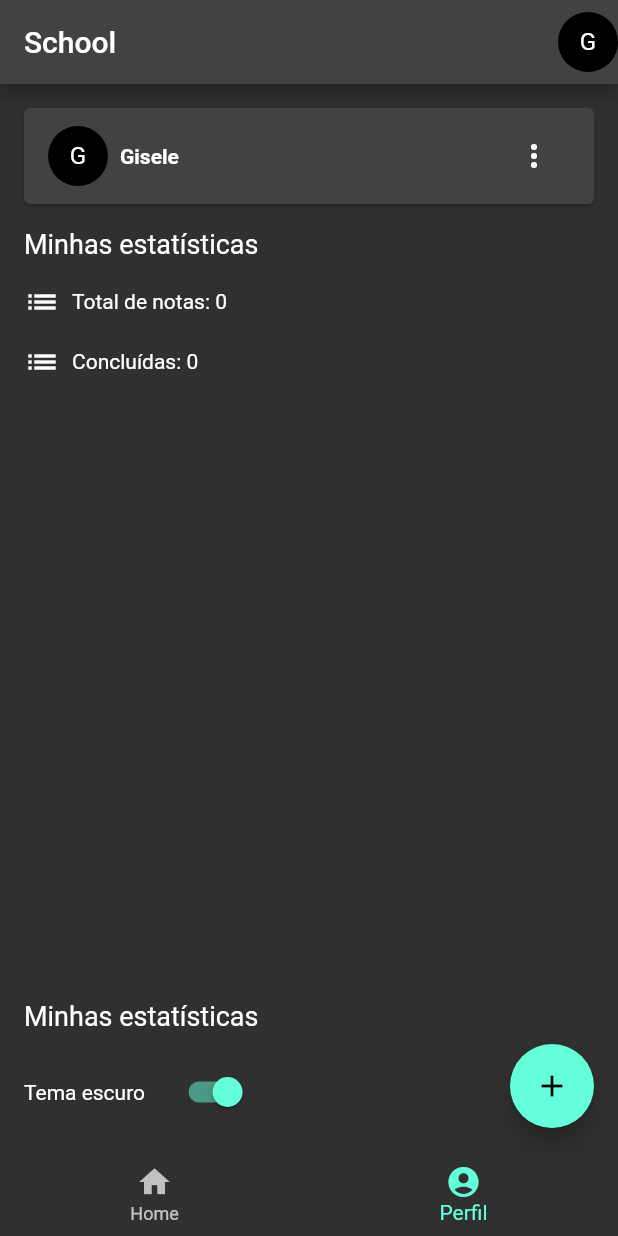
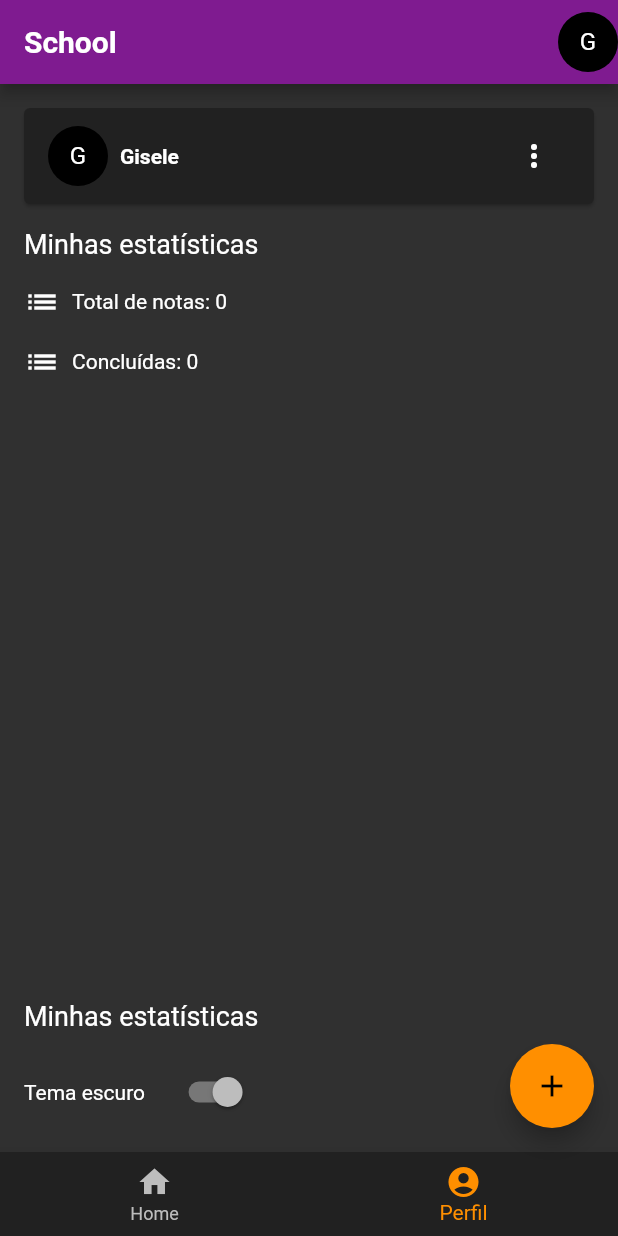
Before and after one commit to giseletoledo/school, a Flutter app: the screen it shows after launch, item 2 of the bottom bar chosen, on a phone screen of 412 x 824 dp. Run offline on Flutter 3.47's test engine with Material 2 defaults, Android fonts, the phone set to English and light mode, and no system bars; our stand-ins replace image_picker, shared_preferences.

Commit message:
desafio tema

```diff
--- a/lib/app_widget.dart
+++ b/lib/app_widget.dart
@@ -1,5 +1,6 @@
 import 'package:flutter/material.dart';
 import 'package:provider/provider.dart';
+import 'package:school/styles/my_theme_style.dart';
 import 'app_routes.dart';
 import 'providers/config_provider.dart';
 
@@ -21,9 +22,8 @@ class _MyAppState extends State<MyApp> {
       title: 'School',
       routes: AppRoutes.routes(),
       themeMode: storeConfig.tema,
-      theme: storeConfig.tema == ThemeMode.dark
-          ? ThemeData.dark()
-          : ThemeData.light(),
+      theme: MyThemeStyle.claro,
+      darkTheme: MyThemeStyle.escuro,
     );
   }
 }
--- /dev/null
+++ b/lib/styles/my_theme_style.dart
@@ -0,0 +1,83 @@
+import 'package:flutter/material.dart';
+import 'package:school/styles/palette_dark.dart';
+import 'package:school/styles/palette_light.dart';
+
+class MyThemeStyle {
+  static final PaletteLight _light = PaletteLight();
+  static final PaletteDark _dark = PaletteDark();
+
+  static final ThemeData claro = ThemeData.light().copyWith(
+    colorScheme: ThemeData.light().colorScheme.copyWith(
+          primary: _light.primary,
+          secondary: _light.secondary,
+          background: _light.background,
+          error: _light.error,
+        ),
+    primaryColor: _light.primary,
+    appBarTheme: AppBarTheme(
+      backgroundColor: _light.primaryDark,
+      titleTextStyle: TextStyle(
+        color: _light.white,
+        fontWeight: FontWeight.bold,
+        fontSize: 20,
+      ),
+    ),
+    checkboxTheme: CheckboxThemeData(
+      fillColor: MaterialStateColor.resolveWith((states) => _light.primary),
+    ),
+    switchTheme: SwitchThemeData(
+      thumbColor: MaterialStateColor.resolveWith((states) {
+        return states.contains(MaterialState.selected)
+            ? _light.primary
+            : _light.secondary;
+      }),
+      trackColor: MaterialStateColor.resolveWith((states) {
+        return states.contains(MaterialState.selected)
+            ? _light.primaryDark
+            : _light.secondary;
+      }),
+    ),
+  );
+
+  static final ThemeData escuro = ThemeData.dark().copyWith(
+    colorScheme: ThemeData.dark().colorScheme.copyWith(
+          primary: _dark.primary,
+          secondary: _dark.secondary,
+          background: _dark.background,
+          error: _dark.error,
+        ),
+    primaryColor: _dark.primary,
+    appBarTheme: AppBarTheme(
+      backgroundColor: _dark.primaryDark,
+      titleTextStyle: TextStyle(
+        color: _dark.white,
+        fontWeight: FontWeight.bold,
+        fontSize: 20,
+      ),
+    ),
+    floatingActionButtonTheme: FloatingActionButtonThemeData(
+      backgroundColor: MaterialStateColor.resolveWith((states) {
+        if (states.contains(MaterialState.disabled)) {
+          return _dark
+              .secondary; // Cor de fundo quando o botão está desabilitado
+        }
+        return _dark.accent; // Cor de fundo padrão
+      }),
+    ),
+    bottomNavigationBarTheme: BottomNavigationBarThemeData(
+      backgroundColor: _dark.backgroundDark,
+      selectedItemColor:
+          _dark.accent, // Define a cor do item selecionado (ícone e texto)
+      unselectedItemColor: _dark
+          .secondary, // Define a cor dos itens não selecionados (ícone e texto)
+    ),
+    cardTheme: CardTheme(
+      color: _dark.backgroundDark, // Cor de fundo do Card
+    ),
+    textTheme: TextTheme(
+      subtitle1: TextStyle(
+        color: _dark.text, // Cor do texto dos itens da lista dentro do Card
+      ),
+    ),
+  );
+}
--- /dev/null
+++ b/lib/styles/palette_dark.dart
@@ -0,0 +1,41 @@
+import 'package:flutter/material.dart';
+
+import 'palette_style.dart';
+
+class PaletteDark implements PaletteStyle {
+  @override
+  Color primary = const Color.fromARGB(255, 193, 43, 219);
+
+  @override
+  Color accent = Colors.amber[800]!;
+
+  @override
+  Color background = Colors.grey[800]!;
+
+  @override
+  Color backgroundDark = Colors.grey[900]!;
+
+  @override
+  Color error = Colors.red;
+
+  @override
+  Color primaryDark = const Color.fromARGB(255, 127, 27, 144);
+
+  @override
+  Color secondary = Colors.grey[400]!;
+
+  @override
+  Color success = Colors.green[800]!;
+
+  @override
+  Color text = Colors.grey[50]!;
+
+  @override
+  Color textSecondary = Colors.white;
+
+  @override
+  Color warning = Colors.yellow[900]!;
+
+  @override
+  Color white = Colors.white;
+}
--- /dev/null
+++ b/lib/styles/palette_light.dart
@@ -0,0 +1,41 @@
+import 'package:flutter/material.dart';
+
+import 'palette_style.dart';
+
+class PaletteLight implements PaletteStyle {
+  @override
+  Color primary = Colors.purple;
+
+  @override
+  Color accent = Colors.amber;
+
+  @override
+  Color background = Colors.grey[50]!;
+
+  @override
+  Color backgroundDark = Colors.grey[400]!;
+
+  @override
+  Color error = Colors.red;
+
+  @override
+  Color primaryDark = const Color.fromARGB(255, 116, 28, 131);
+
+  @override
+  Color secondary = Colors.grey;
+
+  @override
+  Color success = Colors.green;
+
+  @override
+  Color text = Colors.black87;
+
+  @override
+  Color textSecondary = Colors.black;
+
+  @override
+  Color warning = Colors.yellow[700]!;
+
+  @override
+  Color white = Colors.white;
+}
--- /dev/null
+++ b/lib/styles/palette_style.dart
@@ -0,0 +1,16 @@
+import 'package:flutter/material.dart';
+
+abstract class PaletteStyle {
+  late Color text;
+  late Color textSecondary;
+  late Color primary;
+  late Color primaryDark;
+  late Color secondary;
+  late Color accent;
+  late Color background;
+  late Color backgroundDark;
+  late Color error;
+  late Color success;
+  late Color warning;
+  late Color white;
+}
```
